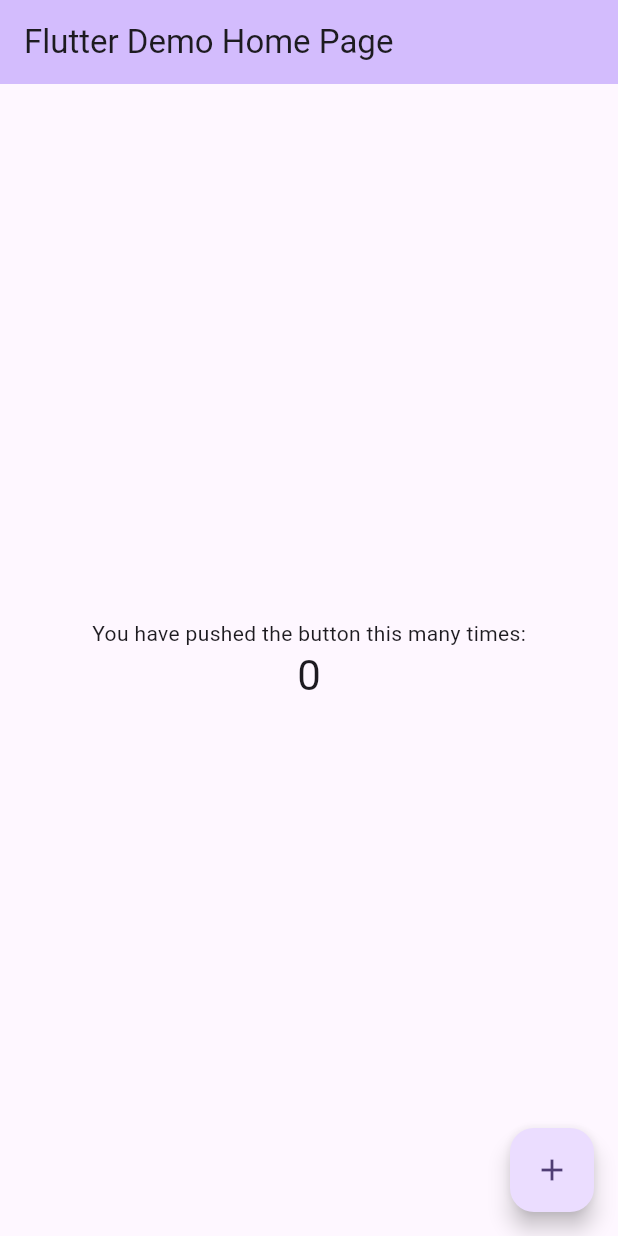
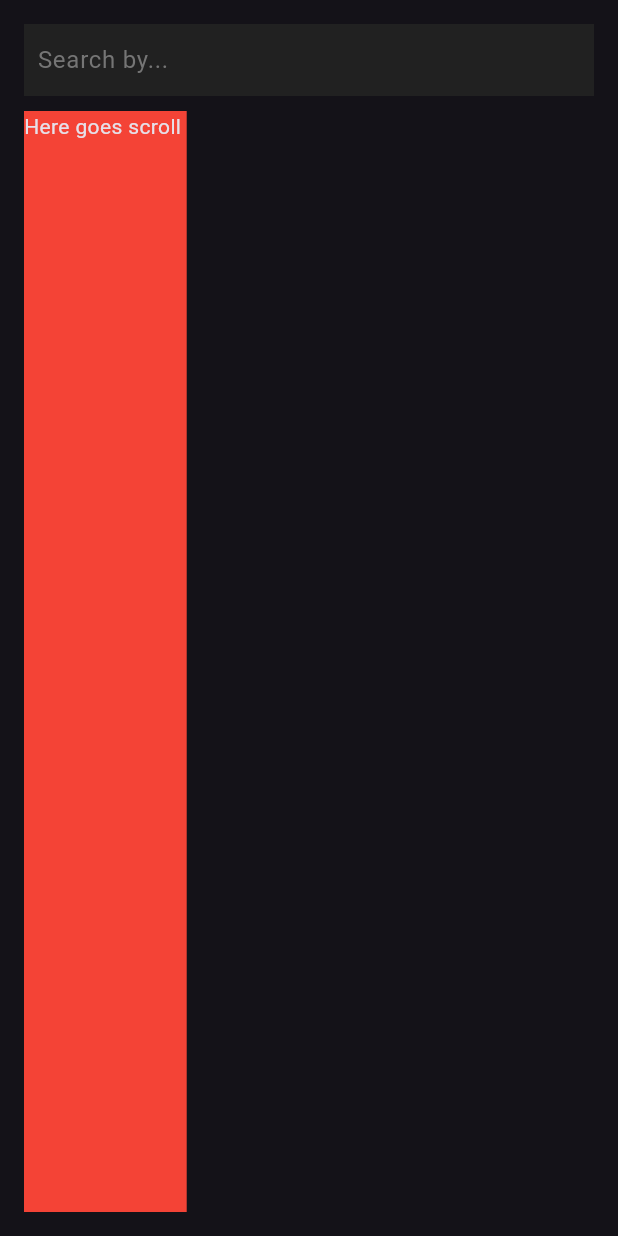
Before and after one commit to doomed-phobos/tagger, a Flutter app: the screen it shows after launch, on a phone screen of 412 x 824 dp. Run offline on Flutter 3.47's test engine with Material 3 defaults, Android fonts, the phone set to English and light mode, and no system bars.

Commit message:
First iteration of Main Page

```diff
--- a/lib/main.dart
+++ b/lib/main.dart
@@ -1,121 +1,43 @@
 import 'package:flutter/material.dart';
+import 'package:tagger/theme.dart';
 
 void main() {
-  runApp(const MyApp());
+  runApp(const App());
 }
 
-class MyApp extends StatelessWidget {
-  const MyApp({super.key});
+class App extends StatelessWidget {
+  const App({super.key});
 
-  // This widget is the root of your application.
   @override
   Widget build(BuildContext context) {
     return MaterialApp(
-      title: 'Flutter Demo',
-      theme: ThemeData(
-        // This is the theme of your application.
-        //
-        // TRY THIS: Try running your application with "flutter run". You'll see
-        // the application has a purple toolbar. Then, without quitting the app,
-        // try changing the seedColor in the colorScheme below to Colors.green
-        // and then invoke "hot reload" (save your changes or press the "hot
-        // reload" button in a Flutter-supported IDE, or press "r" if you used
-        // the command line to start the app).
-        //
-        // Notice that the counter didn't reset back to zero; the application
-        // state is not lost during the reload. To reset the state, use hot
-        // restart instead.
-        //
-        // This works for code too, not just values: Most code changes can be
-        // tested with just a hot reload.
-        colorScheme: .fromSeed(seedColor: Colors.deepPurple),
-      ),
-      home: const MyHomePage(title: 'Flutter Demo Home Page'),
-    );
-  }
-}
-
-class MyHomePage extends StatefulWidget {
-  const MyHomePage({super.key, required this.title});
-
-  // This widget is the home page of your application. It is stateful, meaning
-  // that it has a State object (defined below) that contains fields that affect
-  // how it looks.
-
-  // This class is the configuration for the state. It holds the values (in this
-  // case the title) provided by the parent (in this case the App widget) and
-  // used by the build method of the State. Fields in a Widget subclass are
-  // always marked "final".
-
-  final String title;
-
-  @override
-  State<MyHomePage> createState() => _MyHomePageState();
-}
-
-class _MyHomePageState extends State<MyHomePage> {
-  int _counter = 0;
-
-  void _incrementCounter() {
-    setState(() {
-      // This call to setState tells the Flutter framework that something has
-      // changed in this State, which causes it to rerun the build method below
-      // so that the display can reflect the updated values. If we changed
-      // _counter without calling setState(), then the build method would not be
-      // called again, and so nothing would appear to happen.
-      _counter++;
-    });
-  }
-
-  @override
-  Widget build(BuildContext context) {
-    // This method is rerun every time setState is called, for instance as done
-    // by the _incrementCounter method above.
-    //
-    // The Flutter framework has been optimized to make rerunning build methods
-    // fast, so that you can just rebuild anything that needs updating rather
-    // than having to individually change instances of widgets.
-    return Scaffold(
-      appBar: AppBar(
-        // TRY THIS: Try changing the color here to a specific color (to
-        // Colors.amber, perhaps?) and trigger a hot reload to see the AppBar
-        // change color while the other colors stay the same.
-        backgroundColor: Theme.of(context).colorScheme.inversePrimary,
-        // Here we take the value from the MyHomePage object that was created by
-        // the App.build method, and use it to set our appbar title.
-        title: Text(widget.title),
-      ),
-      body: Center(
-        // Center is a layout widget. It takes a single child and positions it
-        // in the middle of the parent.
-        child: Column(
-          // Column is also a layout widget. It takes a list of children and
-          // arranges them vertically. By default, it sizes itself to fit its
-          // children horizontally, and tries to be as tall as its parent.
-          //
-          // Column has various properties to control how it sizes itself and
-          // how it positions its children. Here we use mainAxisAlignment to
-          // center the children vertically; the main axis here is the vertical
-          // axis because Columns are vertical (the cross axis would be
-          // horizontal).
-          //
-          // TRY THIS: Invoke "debug painting" (choose the "Toggle Debug Paint"
-          // action in the IDE, or press "p" in the console), to see the
-          // wireframe for each widget.
-          mainAxisAlignment: .center,
-          children: [
-            const Text('You have pushed the button this many times:'),
-            Text(
-              '$_counter',
-              style: Theme.of(context).textTheme.headlineMedium,
+      theme: get_app_theme_data(),
+      home: Scaffold(
+        body: Padding(
+          padding: EdgeInsetsGeometry.all(16),
+          child: SafeArea(
+            child: Column(
+              crossAxisAlignment: .start,
+              children: [
+                Expanded(
+                  flex: 0,
+                  child: TextField(
+                    decoration: InputDecoration(hintText: "Search by..."),
+                  ),
+                ),
+                SizedBox(height: 10),
+                Expanded(
+                  child: Container(
+                    color: Colors.red,
+                    child: Text(
+                      "Here goes scroll ",
+                    ),
+                  ),
+                ),
+              ],
             ),
-          ],
+          ),
         ),
-      ),
-      floatingActionButton: FloatingActionButton(
-        onPressed: _incrementCounter,
-        tooltip: 'Increment',
-        child: const Icon(Icons.add),
       ),
     );
   }
```
